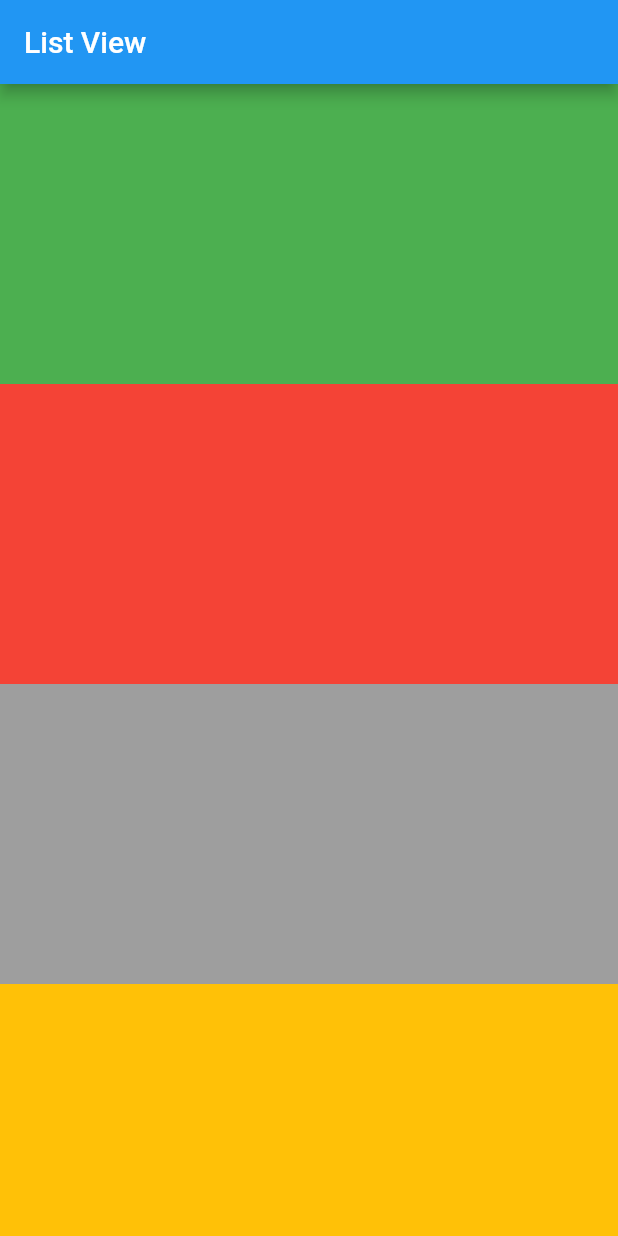
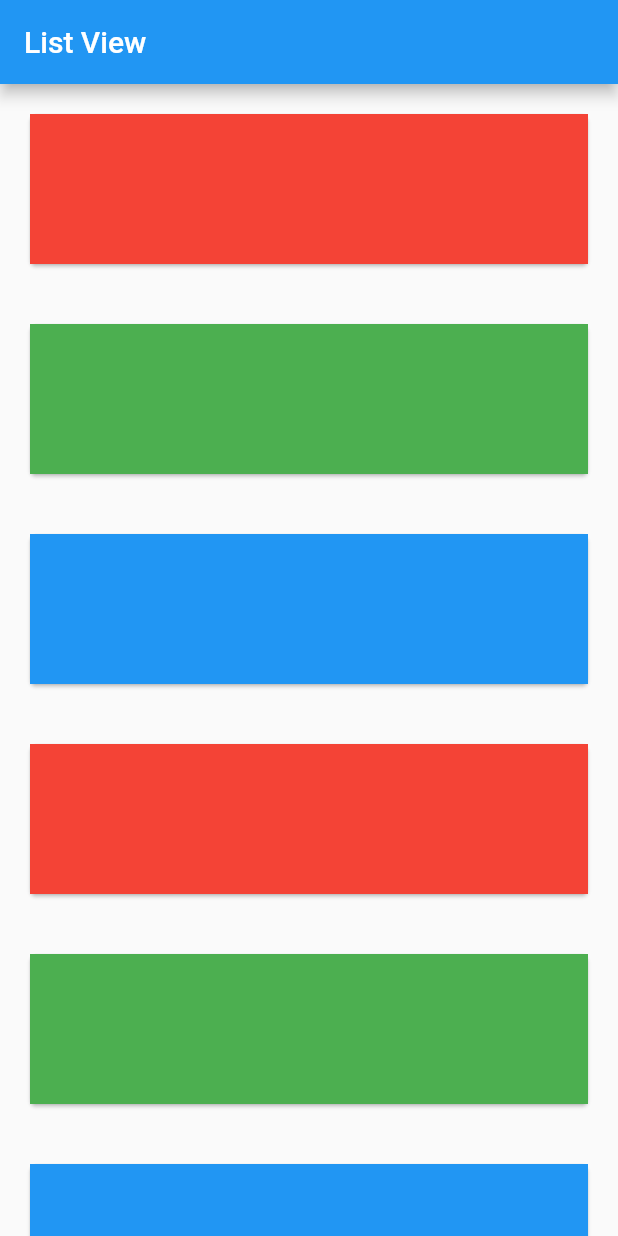
Before and after one commit to 4643880/Basic-Widgets-Flutter, a Flutter app: the screen it shows after launch, on a phone screen of 412 x 824 dp. Run offline on Flutter 3.47's test engine with Material 2 defaults, Android fonts, the light colour scheme and no system bars.

Commit message:
List View Builder Ends Here

```diff
--- a/lib/main.dart
+++ b/lib/main.dart
@@ -14,26 +14,35 @@ class MyApp extends StatelessWidget {
           title: Text("List View"),
         ),
         body: Container(
-          child: ListView(
+          child: ListView.builder(
+            itemCount: 20,
+              itemBuilder: (BuildContext context, int index){
+              return Container(
+                child: Column(
                   children: [
+                    buildContainerTile(Colors.red),
                     buildContainerTile(Colors.green),
-              buildContainerTile(Colors.red),
-              buildContainerTile(Colors.grey),
-              buildContainerTile(Colors.amber),
-              buildContainerTile(Colors.black),
-              buildContainerTile(Colors.deepOrange),
+                    buildContainerTile(Colors.blue)
                   ],
+                ),
+              );
+              }
           ),
         ),
       ),
     );
   }
 
-  Container buildContainerTile(Color color) {
-    return Container(
-              height: 200,
+  buildContainerTile(Color color) {
+    return Padding(
+      padding: const EdgeInsets.all(16.0),
+      child: Card(
+        child: Container(
+                  height: 100,
                   width: double.infinity,
                   color: color,
+                ),
+      ),
     );
   }
 }
```
Lines whose indentation alone changed are shown as unchanged.
